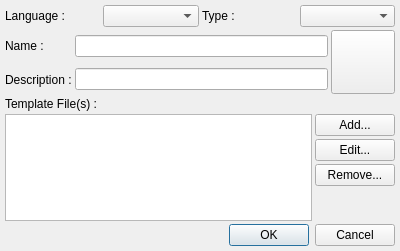
Before: the Qt Designer form v2/trunk/monkey/src/templatesmanager/ui/UIEditTemplate.ui in testmana2/mks, drawn with Qt 5.
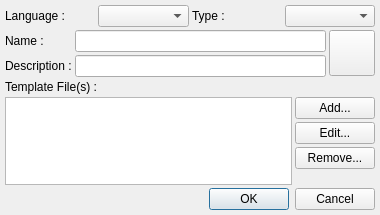
After: the same form once the commit is applied.

Commit message: update all margins to 5 and spacings to 3 when possible

```diff
--- a/v2/trunk/monkey/src/templatesmanager/ui/UIEditTemplate.ui
+++ b/v2/trunk/monkey/src/templatesmanager/ui/UIEditTemplate.ui
@@ -5,15 +5,27 @@
    <rect>
     <x>0</x>
     <y>0</y>
-    <width>400</width>
-    <height>251</height>
+    <width>380</width>
+    <height>215</height>
    </rect>
   </property>
   <layout class="QGridLayout" >
    <property name="margin" >
     <number>5</number>
    </property>
-   <property name="spacing" >
+   <property name="topMargin" >
+    <number>5</number>
+   </property>
+   <property name="rightMargin" >
+    <number>5</number>
+   </property>
+   <property name="bottomMargin" >
+    <number>5</number>
+   </property>
+   <property name="horizontalSpacing" >
+    <number>3</number>
+   </property>
+   <property name="verticalSpacing" >
     <number>3</number>
    </property>
    <item row="0" column="0" colspan="3" >
@@ -60,8 +72,14 @@
     <widget class="QToolButton" name="tbIcon" >
      <property name="minimumSize" >
       <size>
-       <width>64</width>
-       <height>64</height>
+       <width>46</width>
+       <height>46</height>
+      </size>
+     </property>
+     <property name="maximumSize" >
+      <size>
+       <width>46</width>
+       <height>46</height>
       </size>
      </property>
      <property name="iconSize" >
@@ -94,7 +112,19 @@
      <property name="margin" >
       <number>0</number>
      </property>
-     <property name="spacing" >
+     <property name="topMargin" >
+      <number>0</number>
+     </property>
+     <property name="rightMargin" >
+      <number>0</number>
+     </property>
+     <property name="bottomMargin" >
+      <number>0</number>
+     </property>
+     <property name="horizontalSpacing" >
+      <number>3</number>
+     </property>
+     <property name="verticalSpacing" >
       <number>3</number>
      </property>
      <item rowspan="4" row="0" column="0" >
```
Left out of the diff: 19 changed lines with no effect on the pictures. The commit also changes 21 other files.
